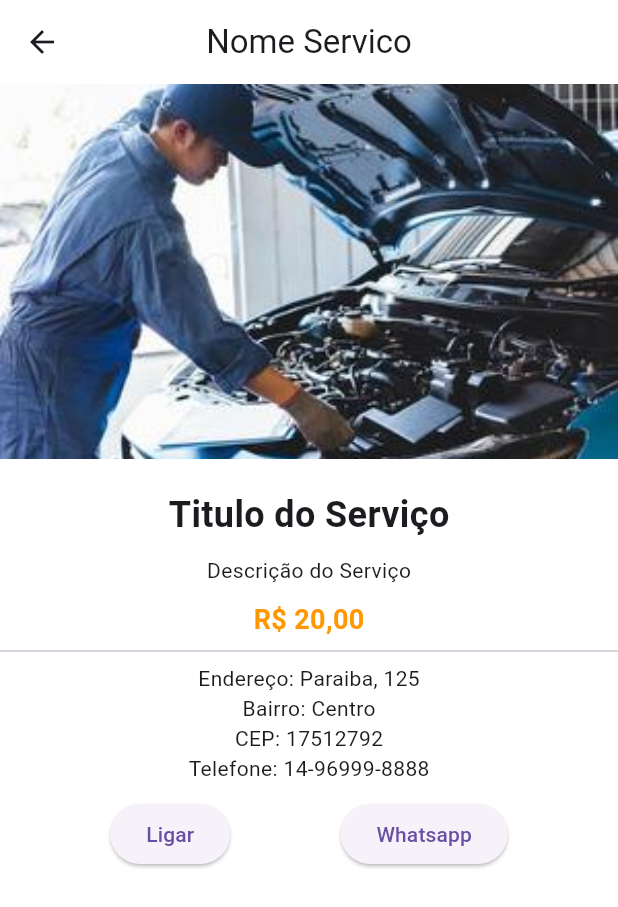
After one commit to Bushido061/bookmenow_app, a Flutter app: the DetalheServicosPage screen opened directly, on a phone screen of 412 x 824 dp. The commit adds this screen. Shown: the top 907 px of the screen. Run offline on Flutter 3.47's test engine with Material 3 defaults, Android fonts, the phone set to English and light mode, and no system bars; network calls fail; statements that could not run were skipped.

Commit message:
criando dados no app

```diff
--- /dev/null
+++ b/lib/detalhe_servicos_page.dart
@@ -0,0 +1,73 @@
+import 'package:flutter/material.dart';
+
+class DetalheServicosPage extends StatelessWidget {
+  const DetalheServicosPage({super.key});
+
+  @override
+  Widget build(BuildContext context) {
+    return Scaffold(
+      appBar: AppBar(
+        title: const Text("Nome Servico"),
+        backgroundColor: Colors.white,
+        centerTitle: true,
+      ),
+      backgroundColor: Colors.white,
+      body: Column(
+        children: [
+          Image.asset(
+            "assets/mecanico.jpg",
+            height: 250,
+            width: double.infinity,
+            fit: BoxFit.cover,
+          ),
+          const SizedBox(
+            height: 20,
+          ),
+          const Text(
+            "Titulo do Serviço",
+            style: TextStyle(
+              fontSize: 24,
+              fontWeight: FontWeight.bold,
+            ),
+          ),
+          const SizedBox(
+            height: 10,
+          ),
+          const Text("Descrição do Serviço"),
+          const SizedBox(
+            height: 10,
+          ),
+          const Text(
+            "R\$ 20,00",
+            style: TextStyle(
+                fontSize: 18,
+                fontWeight: FontWeight.bold,
+                color: Colors.orange),
+          ),
+          const Divider(),
+          const Text("Endereço: Paraiba, 125"),
+          const Text("Bairro: Centro"),
+          const Text("CEP: 17512792"),
+          const Text ("Telefone: 14-96999-8888"),
+          const SizedBox(
+            height: 10,
+          ),
+          Row(
+            mainAxisAlignment: MainAxisAlignment.spaceEvenly,
+            children: [
+              ElevatedButton(onPressed: () {},
+               child: const Text(
+                "Ligar",
+               ),
+               ),
+               ElevatedButton(onPressed: () {}, child: const Text(
+                "Whatsapp",
+               )
+               )
+            ],
+          )
+        ],
+      ),
+    );
+  }
+}
--- a/lib/home_page.dart
+++ b/lib/home_page.dart
@@ -105,7 +105,16 @@ class _HomePageState extends State<HomePage> {
         itemCount: servicos.length,
         itemBuilder: (context, index) {
           final servico = servicos[index];
-          return Card(
+          return GestureDetector(
+            onTap: (){
+              Navigator.push(
+                context,
+                MaterialPageRoute(
+                  builder: (context) => const DetalhesServicosPage()
+                  ),
+              );
+            },
+            child:Card(
             margin: const EdgeInsets.all(8.0),
             color: const Color(0xFFfcfcfc),
             child: Row(
--- a/lib/main.dart
+++ b/lib/main.dart
@@ -1,3 +1,4 @@
+import 'package:bookmenow/detalhe_servicos_page.dart';
 import 'package:bookmenow/home_page.dart';
 import 'package:flutter/material.dart';
 
--- a/pubspec.yaml
+++ b/pubspec.yaml
@@ -60,8 +60,8 @@ flutter:
   uses-material-design: true
 
   # To add assets to your application, add an assets section, like this:
-  # assets:
-  #   - images/a_dot_burr.jpeg
+  assets:
+    - assets/mecanico.jpg
   #   - images/a_dot_ham.jpeg
 
   # An image asset can refer to one or more resolution-specific "variants", see
```
Also changed, not shown: assets/mecanico.jpg (added).
